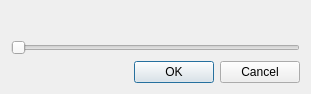
Before: the Qt Designer form funcatching/adjust_size.ui in rightlorg/funcatching, drawn with Qt 5.
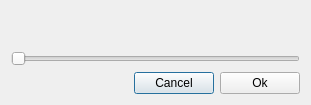
After: the same form once the commit is applied.

The edit to the form file:
```diff
--- a/funcatching/adjust_size.ui
+++ b/funcatching/adjust_size.ui
@@ -7,7 +7,7 @@
     <x>0</x>
     <y>0</y>
     <width>311</width>
-    <height>94</height>
+    <height>105</height>
    </rect>
   </property>
   <property name="windowTitle">
@@ -25,8 +25,11 @@
      </item>
      <item>
       <widget class="QSlider" name="size_slider">
+       <property name="minimum">
+        <number>0</number>
+       </property>
        <property name="maximum">
-        <number>5</number>
+        <number>4</number>
        </property>
        <property name="orientation">
         <enum>Qt::Horizontal</enum>
@@ -36,11 +39,35 @@
     </layout>
    </item>
    <item>
-    <widget class="QDialogButtonBox" name="buttonBox">
-     <property name="standardButtons">
-      <set>QDialogButtonBox::Cancel|QDialogButtonBox::Ok</set>
-     </property>
-    </widget>
+    <layout class="QHBoxLayout" name="horizontalLayout">
+     <item>
+      <spacer name="horizontalSpacer">
+       <property name="orientation">
+        <enum>Qt::Horizontal</enum>
+       </property>
+       <property name="sizeHint" stdset="0">
+        <size>
+         <width>40</width>
+         <height>20</height>
+        </size>
+       </property>
+      </spacer>
+     </item>
+     <item>
+      <widget class="QPushButton" name="canceButton">
+       <property name="text">
+        <string>Cancel</string>
+       </property>
+      </widget>
+     </item>
+     <item>
+      <widget class="QPushButton" name="okButton">
+       <property name="text">
+        <string>Ok</string>
+       </property>
+      </widget>
+     </item>
+    </layout>
    </item>
   </layout>
  </widget>
```
